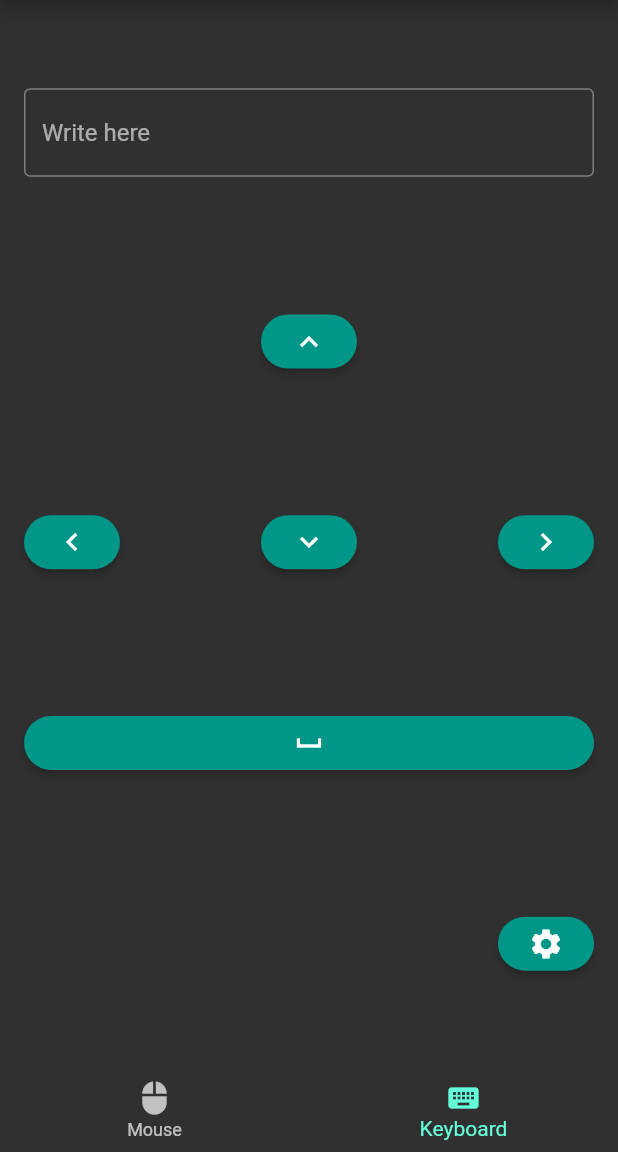
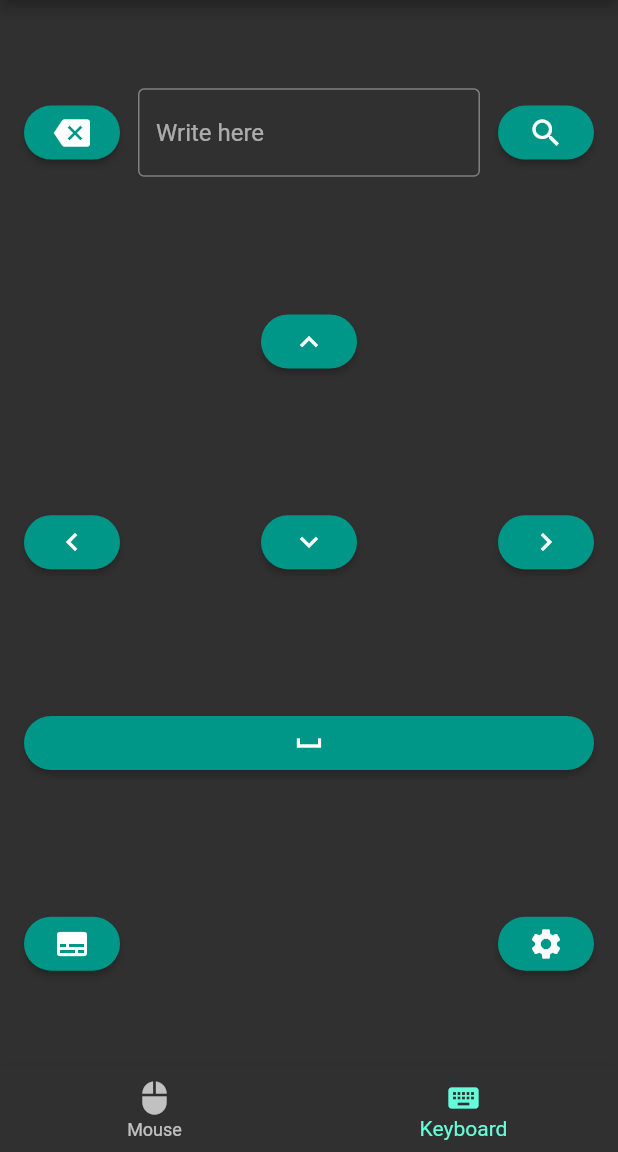
Before and after one commit to juggal/network-remote, a Flutter app: the Home screen opened by its route, item 2 of the bottom bar chosen, on a phone screen of 412 x 824 dp, the part 84-1236 px from its top. Run offline on Flutter 3.47's test engine with Material 2 defaults, Android fonts, the phone set to English and light mode, and no system bars; our stand-ins replace flutter_spinkit.

Commit message:
added searchbar widget to keyboard

```diff
--- a/ui/lib/views/keyboard.dart
+++ b/ui/lib/views/keyboard.dart
@@ -1,7 +1,6 @@
-import 'dart:convert';
-
 import 'package:flutter/material.dart';
 import 'package:network_remote/widgets/keyboard_keys.dart';
+import 'package:network_remote/widgets/search_bar.dart';
 import 'package:web_socket_channel/io.dart';
 
 class Keyboard extends StatelessWidget {
@@ -10,7 +9,6 @@ class Keyboard extends StatelessWidget {
   });
 
   final IOWebSocketChannel channel;
-  final TextEditingController _queryController = TextEditingController();
 
   @override
   Widget build(BuildContext context) {
@@ -19,21 +17,7 @@ class Keyboard extends StatelessWidget {
       child: Column(
         mainAxisAlignment: MainAxisAlignment.spaceAround,
         children: [
-          TextField(
-            controller: this._queryController,
-            decoration: InputDecoration(
-              hintText: "Write here",
-              border: OutlineInputBorder(),
-            ),
-            keyboardType: TextInputType.text,
-            onSubmitted: (value) {
-              channel.sink.add(json.encode({
-                "type": "sendText",
-                "text": value,
-              }));
-              this._queryController.clear();
-            },
-          ),
+          SearchBar(channel: channel),
           Row(
             mainAxisAlignment: MainAxisAlignment.center,
             children: [
@@ -77,8 +61,13 @@ class Keyboard extends StatelessWidget {
             ],
           ),
           Row(
-            mainAxisAlignment: MainAxisAlignment.end,
+            mainAxisAlignment: MainAxisAlignment.spaceBetween,
             children: [
+              KeyboardKeys(
+                icon: Icons.subtitles,
+                channel: channel,
+                keyboardKey: "c",
+              ),
               KeyboardKeys(
                 icon: Icons.settings,
                 channel: this.channel,
```
